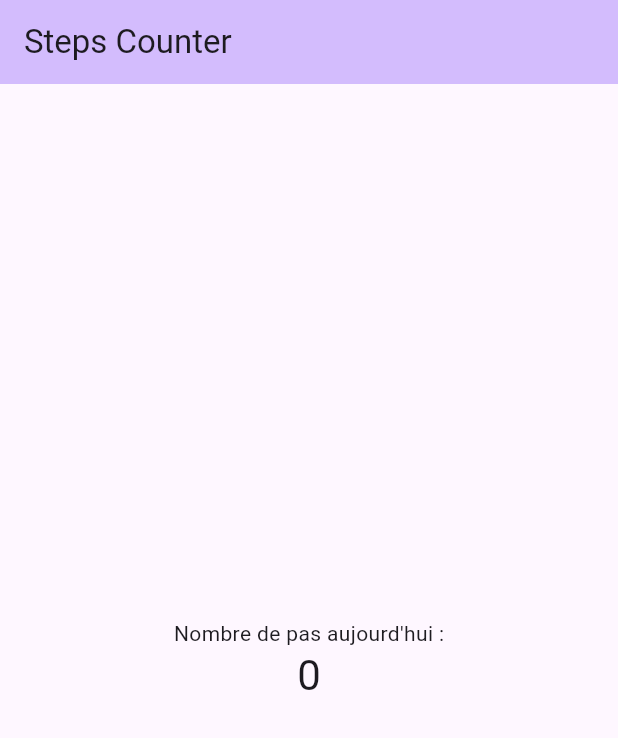
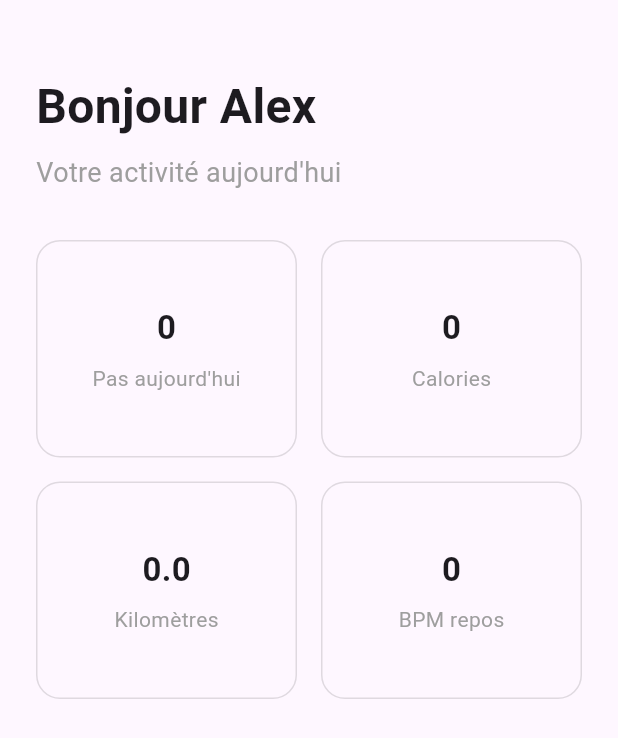
Before and after one commit to ferum-pdg/mobile-app, a Flutter app: the screen it shows after launch, on a phone screen of 412 x 824 dp. Shown: the top 738 px of the screen. Run offline on Flutter 3.47's test engine with Material 3 defaults, Android fonts, the phone set to English and light mode, and no system bars; missing offline and left inert: health.

Commit message:
feat: get Health Data for home page

```diff
--- a/lib/main.dart
+++ b/lib/main.dart
@@ -29,23 +29,31 @@ class MyHomePage extends StatefulWidget {
 }
 
 class _MyHomePageState extends State<MyHomePage> {
-  int _steps = 0;
+  int? steps = 0;
+  double active_energy_burned = 0;
+  double distance_walking_running = 0;
+  int heart_rate_resting = 0;
   late final Health _health;
 
   @override
   void initState() {
     super.initState();
     _health = Health();
-    fetchSteps();
+    getAppleHealth();
   }
 
-  Future<void> fetchSteps() async {
-    List<HealthDataType> types = <HealthDataType>[HealthDataType.STEPS];
+  Future<void> getAppleHealth() async {
+    //Récupère les valeurs que l'on souhaite on ne prend pas les pas ici
+    List<HealthDataType> types = <HealthDataType>[
+      HealthDataType.ACTIVE_ENERGY_BURNED,
+      HealthDataType.DISTANCE_WALKING_RUNNING,
+      HealthDataType.RESTING_HEART_RATE,
+    ];
 
     DateTime now = DateTime.now();
     DateTime midnight = DateTime(now.year, now.month, now.day);
 
-    // Demande d'autorisation (plus besoin du Map)
+    // Demande d'autorisation
     final authorized = await _health.requestAuthorization(types);
 
     if (authorized) {
@@ -55,16 +63,50 @@ class _MyHomePageState extends State<MyHomePage> {
         endTime: now,
       );
 
-      int totalSteps = 0;
+      //Récupère le total dédupliqué
+      int? totalSteps = await _health.getTotalStepsInInterval(midnight, now);
+      double totalActive_energy_burned = 0;
+      double totalDistance_walking_running = 0.0;
+      int totalHeart_rate_resting = 0;
+
+      //Récupère toutes les valeurs et les mets dans le bon format type.
       for (var point in result) {
+        //Debug info
+        /*print(
+          '${point.type}-${point.value}-${point.dateFrom}-${point.dateTo}-${point.sourceName}',
+        );*/
         if (point.value is NumericHealthValue) {
-          totalSteps +=
-              (point.value as NumericHealthValue).numericValue?.toInt() ?? 0;
+          //On additionne toutes les valeurs que l'on récupère afin d'avoir les totaux.
+          switch (point.type) {
+            case HealthDataType.ACTIVE_ENERGY_BURNED:
+              totalActive_energy_burned +=
+                  (point.value as NumericHealthValue).numericValue
+                      ?.toDouble() ??
+                  0;
+              break;
+            case HealthDataType.DISTANCE_WALKING_RUNNING:
+              totalDistance_walking_running +=
+                  (point.value as NumericHealthValue).numericValue
+                      ?.toDouble() ??
+                  0.0;
+              break;
+            case HealthDataType.RESTING_HEART_RATE:
+              totalHeart_rate_resting +=
+                  (point.value as NumericHealthValue).numericValue?.toInt() ??
+                  0;
+              break;
+            default:
+              break;
+          }
         }
       }
-
+      //on met les valeurs disponible pour le reste de l'application
       setState(() {
-        _steps = totalSteps;
+        steps = totalSteps;
+        active_energy_burned = totalActive_energy_burned;
+        //distance récupérée en mêtre on le passe en km
+        distance_walking_running = totalDistance_walking_running / 1000;
+        heart_rate_resting = totalHeart_rate_resting;
       });
     }
   }
@@ -72,19 +114,82 @@ class _MyHomePageState extends State<MyHomePage> {
   @override
   Widget build(BuildContext context) {
     return Scaffold(
-      appBar: AppBar(
-        backgroundColor: Theme.of(context).colorScheme.inversePrimary,
-        title: Text(widget.title),
-      ),
-      body: Center(
-        child: Column(
-          mainAxisAlignment: MainAxisAlignment.center,
-          children: <Widget>[
-            const Text("Nombre de pas aujourd'hui :"),
-            Text('$_steps', style: Theme.of(context).textTheme.headlineMedium),
-          ],
+      body: SafeArea(
+        child: Padding(
+          padding: const EdgeInsets.all(24.0),
+          child: Column(
+            crossAxisAlignment: CrossAxisAlignment.start,
+            children: [
+              const SizedBox(height: 24),
+              const Text(
+                'Bonjour Alex',
+                style: TextStyle(fontSize: 32, fontWeight: FontWeight.bold),
+              ),
+              const SizedBox(height: 8),
+              const Text(
+                "Votre activité aujourd'hui",
+                style: TextStyle(fontSize: 18, color: Colors.grey),
+              ),
+              const SizedBox(height: 32),
+              // Les 4 "carrés"
+              Expanded(
+                child: GridView.count(
+                  crossAxisCount: 2, // 2 colonnes
+                  mainAxisSpacing: 16,
+                  crossAxisSpacing: 16,
+                  childAspectRatio: 1.2,
+                  children: [
+                    InfoCard(title: '$steps', subtitle: "Pas aujourd'hui"),
+                    InfoCard(
+                      //Convertit les calories en Int afin de pas avoir de chiffre après la virgule.
+                      title: '${active_energy_burned.toInt()}',
+                      subtitle: "Calories",
+                    ),
+                    InfoCard(
+                      //On affiche 1 digit après la virgule
+                      title: distance_walking_running.toStringAsFixed(1),
+                      subtitle: "Kilomètres",
+                    ),
+                    InfoCard(
+                      title: '$heart_rate_resting',
+                      subtitle: "BPM repos",
+                    ),
+                  ],
+                ),
+              ),
+            ],
+          ),
         ),
       ),
     );
   }
 }
+
+class InfoCard extends StatelessWidget {
+  final String title;
+  final String subtitle;
+
+  const InfoCard({super.key, required this.title, required this.subtitle});
+
+  @override
+  Widget build(BuildContext context) {
+    return Container(
+      decoration: BoxDecoration(
+        border: Border.all(color: Colors.black12),
+        borderRadius: BorderRadius.circular(16),
+      ),
+      padding: const EdgeInsets.all(16),
+      child: Column(
+        mainAxisAlignment: MainAxisAlignment.center,
+        children: [
+          Text(
+            title,
+            style: const TextStyle(fontSize: 22, fontWeight: FontWeight.bold),
+          ),
+          const SizedBox(height: 8),
+          Text(subtitle, style: const TextStyle(color: Colors.grey)),
+        ],
+      ),
+    );
+  }
+}
```
Also changed, not shown: 3 other files.
